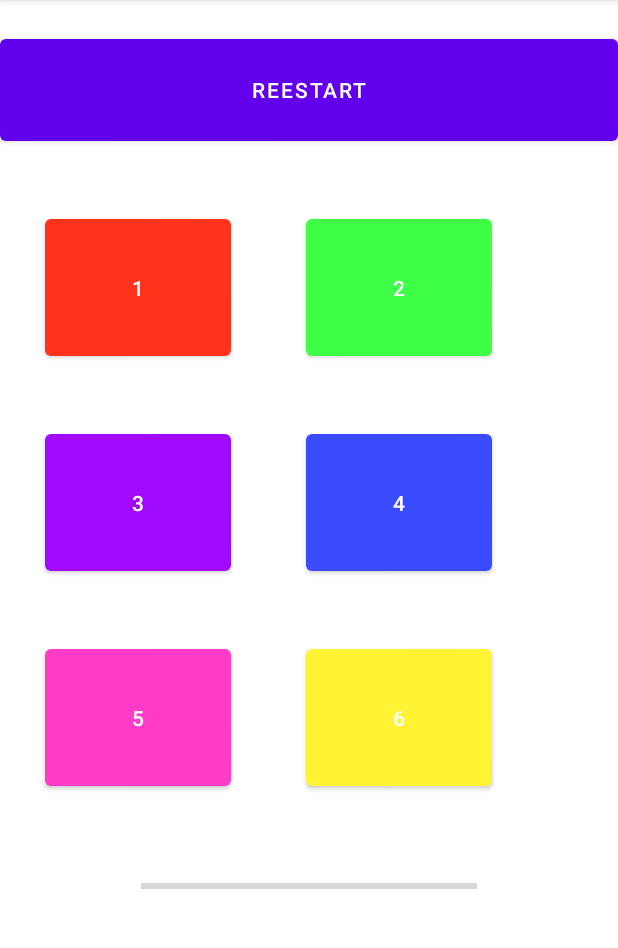
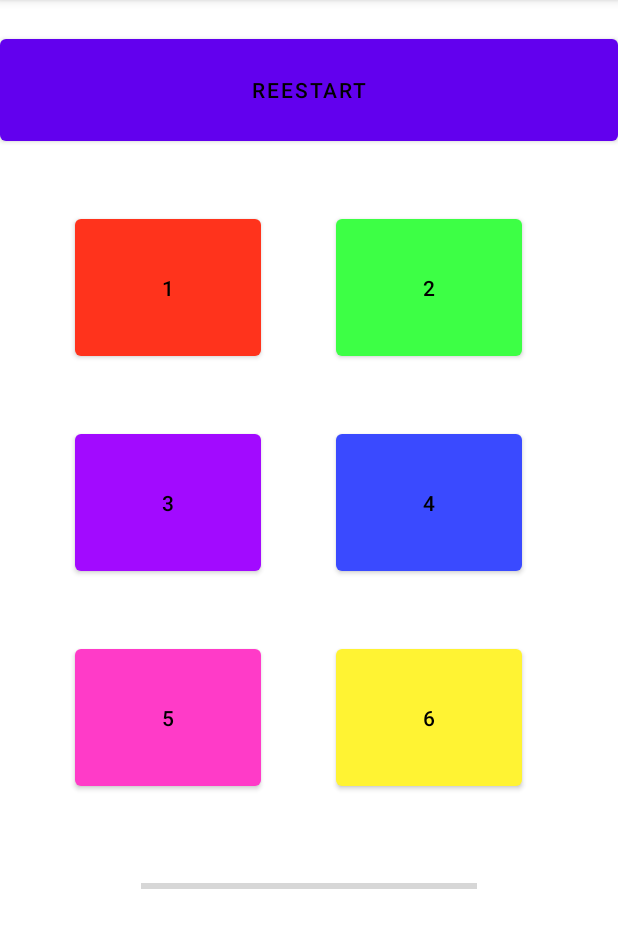
Before and after one commit to EdmilsonOSJr/Dispositivos_Moveis_E_Sem_Fio, an Android app: the screen it shows after launch (MainActivity), on a phone screen of 412 x 824 dp, the part 84-1032 px from its top. Run offline under Robolectric (Android 15) with nearby library versions, the phone set to English and light mode, and no system bars.

Commit message:
atualização nas cores dos textos

```diff
--- a/jogo_da_memoria/app/src/main/java/com/example/jogo_da_memoria/MainActivity.java
+++ b/jogo_da_memoria/app/src/main/java/com/example/jogo_da_memoria/MainActivity.java
@@ -58,7 +58,6 @@ public class MainActivity extends AppCompatActivity {
 
                     if(cont==6){
                         venceu();
-                        resetaBackgroundColor();
                     }
 
                 }
--- a/jogo_da_memoria/app/src/main/res/layout/activity_main.xml
+++ b/jogo_da_memoria/app/src/main/res/layout/activity_main.xml
@@ -17,6 +17,7 @@
         android:layout_marginTop="20dp"
         android:text="@string/app_button_reestart"
         android:onClick="reinicia"
+        android:textColor="@color/black"
         app:layout_constraintLeft_toLeftOf="parent"
         app:layout_constraintRight_toRightOf="parent"
         tools:layout_editor_absoluteY="62dp" />
@@ -37,8 +38,8 @@
             android:layout_height="103dp"
             android:text="@string/app_button_1"
             android:layout_marginRight="50dp"
-            android:layout_marginLeft="30dp"
-            android:textColorLink="@color/black"
+            android:layout_marginLeft="50dp"
+            android:textColor="@color/black"
             app:layout_constraintHorizontal_bias="0.233"
             app:layout_constraintLeft_toLeftOf="parent"
             app:layout_constraintRight_toRightOf="parent"
@@ -49,6 +50,7 @@
             android:layout_width="124dp"
             android:layout_height="103dp"
             android:text="@string/app_button_2"
+            android:textColor="@color/black"
             app:layout_constraintHorizontal_bias="0.17"
             app:layout_constraintLeft_toLeftOf="parent"
             app:layout_constraintRight_toRightOf="parent"
@@ -70,7 +72,8 @@
             android:layout_width="124dp"
             android:layout_height="103dp"
             android:text="@string/app_button_3"
-            android:layout_marginLeft="30dp"
+            android:layout_marginLeft="50dp"
+            android:textColor="@color/black"
             android:layout_marginRight="50dp"
             app:layout_constraintHorizontal_bias="0.0"
             app:layout_constraintLeft_toLeftOf="parent"
@@ -82,6 +85,7 @@
             android:layout_width="124dp"
             android:layout_height="103dp"
             android:text="@string/app_button_4"
+            android:textColor="@color/black"
             app:layout_constraintHorizontal_bias="0.17"
             app:layout_constraintLeft_toLeftOf="parent"
             app:layout_constraintRight_toRightOf="parent"
@@ -103,8 +107,9 @@
             android:layout_width="124dp"
             android:layout_height="103dp"
             android:text="@string/app_button_5"
-            android:layout_marginLeft="30dp"
+            android:layout_marginLeft="50dp"
             android:layout_marginRight="50dp"
+            android:textColor="@color/black"
             app:layout_constraintHorizontal_bias="0.233"
             app:layout_constraintLeft_toLeftOf="parent"
             app:layout_constraintRight_toRightOf="parent"
@@ -118,6 +123,7 @@
             android:text="@string/app_button_6"
             app:layout_constraintHorizontal_bias="0.804"
             app:layout_constraintLeft_toLeftOf="parent"
+            android:textColor="@color/black"
             app:layout_constraintRight_toRightOf="parent"
             tools:layout_editor_absoluteY="458dp" />
 
```
